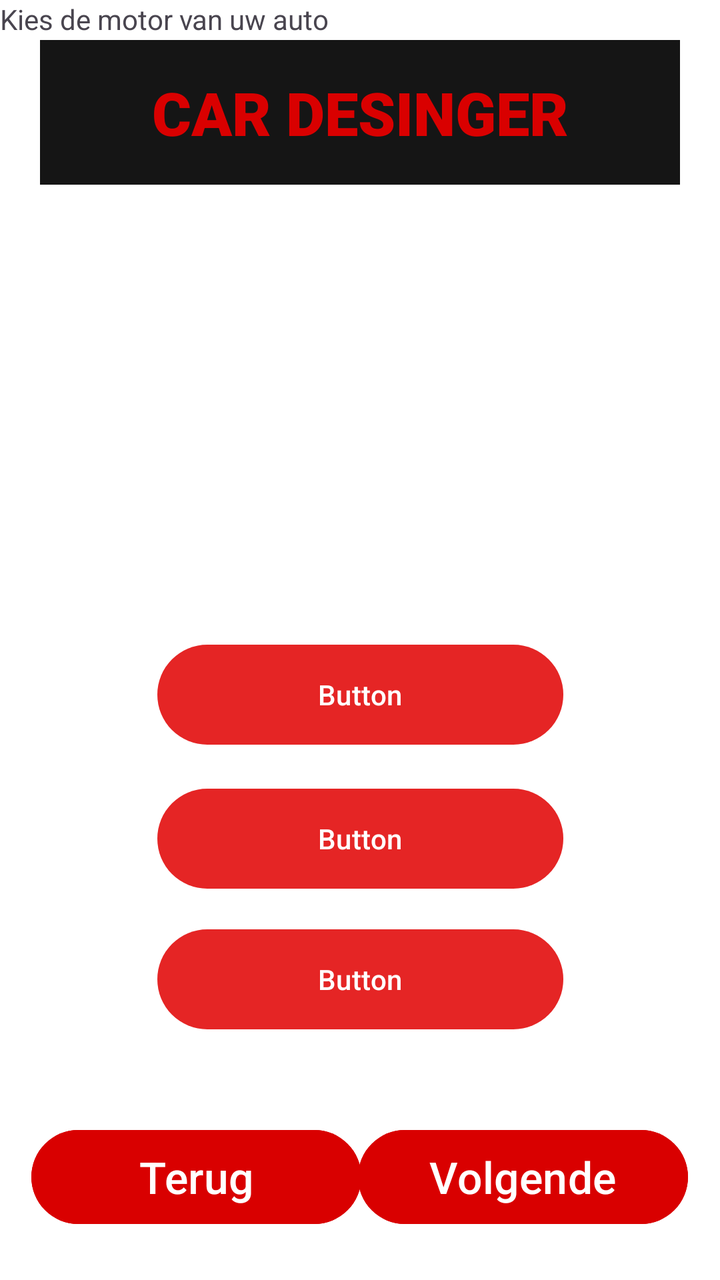
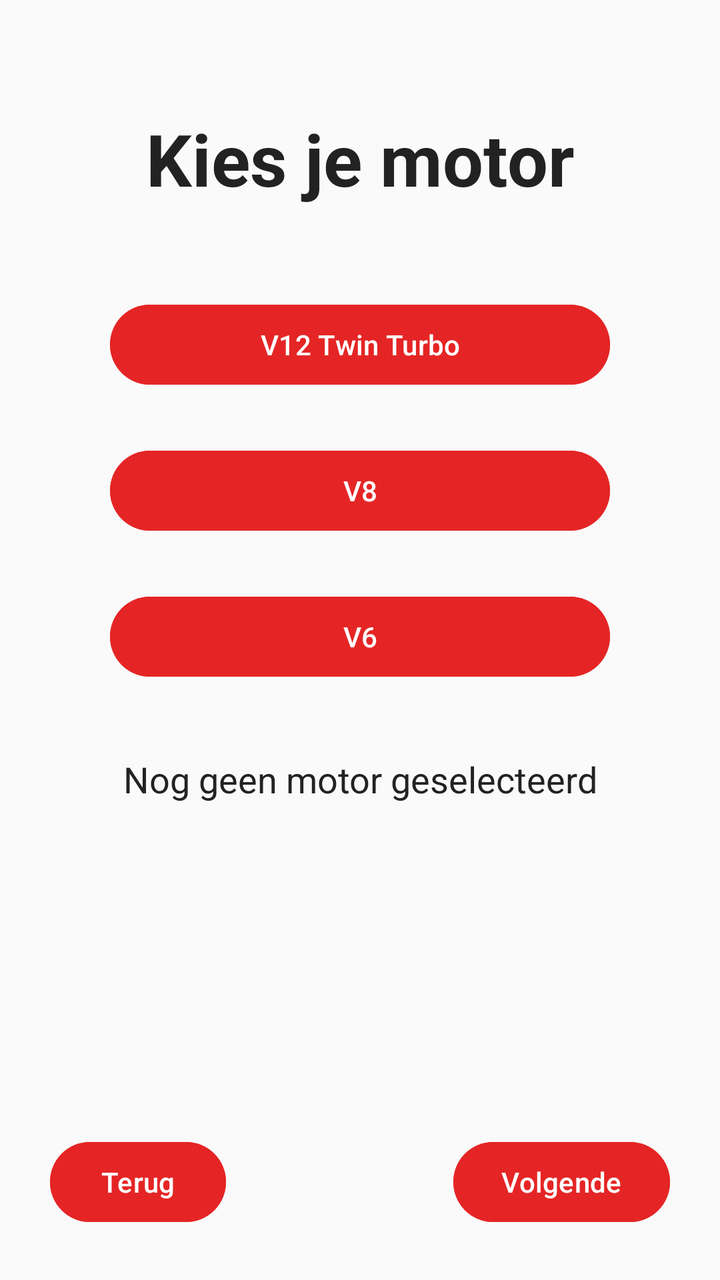

An Android layout rendered at two revisions. The XML below is the earlier revision; the diff shows what the commit changed to produce the second picture.
<!-- AndroidManifest.xml: application theme Theme.AndroidAppCarDesigner -->
<!-- res/layout/activity_main3.xml -->
<?xml version="1.0" encoding="utf-8"?>
<androidx.constraintlayout.widget.ConstraintLayout

    xmlns:android="http://schemas.android.com/apk/res/android"
    xmlns:app="http://schemas.android.com/apk/res-auto"
    xmlns:tools="http://schemas.android.com/tools"
    android:id="@+id/main"
    android:layout_width="match_parent"
    android:layout_height="match_parent"
    android:background="#FFFFFF"
    tools:context=".MainActivity3">

    <ImageView
        android:id="@+id/imageViewPagina3A"
        android:layout_width="255dp"
        android:layout_height="165dp"
        android:layout_marginTop="180dp"
        android:contentDescription="Auto op pagina 3"
        android:scaleType="fitCenter"
        app:layout_constraintEnd_toEndOf="parent"
        app:layout_constraintStart_toStartOf="parent"
        app:layout_constraintTop_toTopOf="parent" />

    <Button
        android:id="@+id/buttonNaarPagina2"
        android:layout_width="165dp"
        android:layout_height="55dp"
        android:layout_marginBottom="24dp"
        android:backgroundTint="#D90000"
        android:text="Terug"
        android:textColor="#FFFFFF"
        android:textSize="22sp"
        app:layout_constraintBottom_toBottomOf="parent"
        app:layout_constraintEnd_toEndOf="parent"
        app:layout_constraintHorizontal_bias="0.081"
        app:layout_constraintStart_toStartOf="parent" />


    <Button
        android:id="@+id/button4"
        android:layout_width="165dp"
        android:layout_height="55dp"
        android:backgroundTint="#D90000"
        android:text="Volgende"
        android:textColor="#FFFFFF"
        android:textSize="22sp"
        app:layout_constraintBottom_toBottomOf="parent"
        app:layout_constraintEnd_toEndOf="parent"
        app:layout_constraintHorizontal_bias="0.918"
        app:layout_constraintStart_toStartOf="parent"
        app:layout_constraintTop_toTopOf="@id/buttonNaarPagina2"
        app:layout_constraintVertical_bias="0.0" />

    <TextView
        android:id="@+id/logoCarDesinger"
        android:layout_width="0dp"
        android:layout_height="wrap_content"
        android:layout_marginStart="20dp"
        android:layout_marginTop="20dp"
        android:layout_marginEnd="20dp"
        android:background="#151515"
        android:padding="16dp"
        android:gravity="center"
        android:text="CAR DESINGER"
        android:textColor="#D90000"
        android:textSize="30sp"
        android:fontFamily="sans-serif-black"
        android:textStyle="bold"
        app:layout_constraintTop_toTopOf="parent"
        app:layout_constraintStart_toStartOf="parent"
        app:layout_constraintEnd_toEndOf="parent" />

    <Button
        android:id="@+id/button4"
        android:layout_width="203dp"
        android:layout_height="58dp"
        android:text="Button"
        app:layout_constraintBottom_toBottomOf="parent"
        app:layout_constraintEnd_toEndOf="parent"
        app:layout_constraintStart_toStartOf="parent"
        app:layout_constraintTop_toTopOf="parent"
        app:layout_constraintVertical_bias="0.547" />

    <Button
        android:id="@+id/button5"
        android:layout_width="203dp"
        android:layout_height="58dp"
        android:text="Button"
        app:layout_constraintBottom_toBottomOf="parent"
        app:layout_constraintEnd_toEndOf="parent"
        app:layout_constraintStart_toStartOf="parent"
        app:layout_constraintTop_toBottomOf="@+id/button6"
        app:layout_constraintVertical_bias="0.092" />

    <Button
        android:id="@+id/button6"
        android:layout_width="203dp"
        android:layout_height="58dp"
        android:text="Button"
        app:layout_constraintBottom_toBottomOf="parent"
        app:layout_constraintEnd_toEndOf="parent"
        app:layout_constraintStart_toStartOf="parent"
        app:layout_constraintTop_toBottomOf="@+id/button4"
        app:layout_constraintVertical_bias="0.068" />

    <TextView
        android:id="@+id/textView"
        android:layout_width="237dp"
        android:layout_height="51dp"
        android:text="Kies de motor van uw auto"
        tools:layout_editor_absoluteX="88dp"
        tools:layout_editor_absoluteY="109dp" />

</androidx.constraintlayout.widget.ConstraintLayout>
<!-- resources referenced by this layout -->
<resources>
  <style name="Theme.AndroidAppCarDesigner" parent="Base.Theme.AndroidAppCarDesigner" />
  <style name="Base.Theme.AndroidAppCarDesigner" parent="Theme.Material3.DayNight.NoActionBar">
  
          
          <item name="colorPrimary">#E52525</item>
          <item name="colorPrimaryContainer">#C90000</item>
  
          
          <item name="colorControlActivated">#E52525</item>
          <item name="colorAccent">#E52525</item>
  
          
          <item name="android:statusBarColor">#E52525</item>
  
      </style>
</resources>

<!-- the commit's change to res/layout/activity_main3.xml (unified diff, before → after) -->
@@ -1,114 +1,91 @@
 <?xml version="1.0" encoding="utf-8"?>
 <androidx.constraintlayout.widget.ConstraintLayout
-
     xmlns:android="http://schemas.android.com/apk/res/android"
     xmlns:app="http://schemas.android.com/apk/res-auto"
     xmlns:tools="http://schemas.android.com/tools"
     android:id="@+id/main"
     android:layout_width="match_parent"
     android:layout_height="match_parent"
-    android:background="#FFFFFF"
+    android:background="#FAFAFA"
     tools:context=".MainActivity3">
 
-    <ImageView
-        android:id="@+id/imageViewPagina3A"
-        android:layout_width="255dp"
-        android:layout_height="165dp"
-        android:layout_marginTop="180dp"
-        android:contentDescription="Auto op pagina 3"
-        android:scaleType="fitCenter"
+    <TextView
+        android:id="@+id/titel3"
+        android:layout_width="wrap_content"
+        android:layout_height="wrap_content"
+        android:text="Kies je motor"
+        android:textSize="36sp"
+        android:textStyle="bold"
+        android:textColor="#222222"
+        app:layout_constraintTop_toTopOf="parent"
+        app:layout_constraintStart_toStartOf="parent"
         app:layout_constraintEnd_toEndOf="parent"
-        app:layout_constraintStart_toStartOf="parent"
-        app:layout_constraintTop_toTopOf="parent" />
+        android:layout_marginTop="55dp" />
 
     <Button
-        android:id="@+id/buttonNaarPagina2"
-        android:layout_width="165dp"
-        android:layout_height="55dp"
-        android:layout_marginBottom="24dp"
-        android:backgroundTint="#D90000"
+        android:id="@+id/button5"
+        android:layout_width="250dp"
+        android:layout_height="wrap_content"
+        android:text="V12 Twin Turbo"
+        android:backgroundTint="#E52525"
+        app:layout_constraintTop_toBottomOf="@id/titel3"
+        app:layout_constraintStart_toStartOf="parent"
+        app:layout_constraintEnd_toEndOf="parent"
+        android:layout_marginTop="45dp" />
+
+    <Button
+        android:id="@+id/button6"
+        android:layout_width="250dp"
+        android:layout_height="wrap_content"
+        android:text="V8"
+        android:backgroundTint="#E52525"
+        app:layout_constraintTop_toBottomOf="@id/button5"
+        app:layout_constraintStart_toStartOf="parent"
+        app:layout_constraintEnd_toEndOf="parent"
+        android:layout_marginTop="25dp" />
+
+    <Button
+        android:id="@+id/button7"
+        android:layout_width="250dp"
+        android:layout_height="wrap_content"
+        android:text="V6"
+        android:backgroundTint="#E52525"
+        app:layout_constraintTop_toBottomOf="@id/button6"
+        app:layout_constraintStart_toStartOf="parent"
+        app:layout_constraintEnd_toEndOf="parent"
+        android:layout_marginTop="25dp" />
+
+    <TextView
+        android:id="@+id/textView3"
+        android:layout_width="wrap_content"
+        android:layout_height="wrap_content"
+        android:text="Nog geen motor geselecteerd"
+        android:textSize="18sp"
+        android:textColor="#222222"
+        android:gravity="center"
+        app:layout_constraintTop_toBottomOf="@id/button7"
+        app:layout_constraintStart_toStartOf="parent"
+        app:layout_constraintEnd_toEndOf="parent"
+        android:layout_marginTop="35dp" />
+
+    <Button
+        android:id="@+id/buttonNaarPagina3"
+        android:layout_width="wrap_content"
+        android:layout_height="wrap_content"
         android:text="Terug"
-        android:textColor="#FFFFFF"
-        android:textSize="22sp"
+        android:backgroundTint="#E52525"
         app:layout_constraintBottom_toBottomOf="parent"
-        app:layout_constraintEnd_toEndOf="parent"
-        app:layout_constraintHorizontal_bias="0.081"
-        app:layout_constraintStart_toStartOf="parent" />
-
+        app:layout_constraintStart_toStartOf="parent"
+        android:layout_margin="25dp" />
 
     <Button
         android:id="@+id/button4"
-        android:layout_width="165dp"
-        android:layout_height="55dp"
-        android:backgroundTint="#D90000"
+        android:layout_width="wrap_content"
+        android:layout_height="wrap_content"
         android:text="Volgende"
-        android:textColor="#FFFFFF"
-        android:textSize="22sp"
+        android:backgroundTint="#E52525"
         app:layout_constraintBottom_toBottomOf="parent"
         app:layout_constraintEnd_toEndOf="parent"
-        app:layout_constraintHorizontal_bias="0.918"
-        app:layout_constraintStart_toStartOf="parent"
-        app:layout_constraintTop_toTopOf="@id/buttonNaarPagina2"
-        app:layout_constraintVertical_bias="0.0" />
-
-    <TextView
-        android:id="@+id/logoCarDesinger"
-        android:layout_width="0dp"
-        android:layout_height="wrap_content"
-        android:layout_marginStart="20dp"
-        android:layout_marginTop="20dp"
-        android:layout_marginEnd="20dp"
-        android:background="#151515"
-        android:padding="16dp"
-        android:gravity="center"
-        android:text="CAR DESINGER"
-        android:textColor="#D90000"
-        android:textSize="30sp"
-        android:fontFamily="sans-serif-black"
-        android:textStyle="bold"
-        app:layout_constraintTop_toTopOf="parent"
-        app:layout_constraintStart_toStartOf="parent"
-        app:layout_constraintEnd_toEndOf="parent" />
-
-    <Button
-        android:id="@+id/button4"
-        android:layout_width="203dp"
-        android:layout_height="58dp"
-        android:text="Button"
-        app:layout_constraintBottom_toBottomOf="parent"
-        app:layout_constraintEnd_toEndOf="parent"
-        app:layout_constraintStart_toStartOf="parent"
-        app:layout_constraintTop_toTopOf="parent"
-        app:layout_constraintVertical_bias="0.547" />
-
-    <Button
-        android:id="@+id/button5"
-        android:layout_width="203dp"
-        android:layout_height="58dp"
-        android:text="Button"
-        app:layout_constraintBottom_toBottomOf="parent"
-        app:layout_constraintEnd_toEndOf="parent"
-        app:layout_constraintStart_toStartOf="parent"
-        app:layout_constraintTop_toBottomOf="@+id/button6"
-        app:layout_constraintVertical_bias="0.092" />
-
-    <Button
-        android:id="@+id/button6"
-        android:layout_width="203dp"
-        android:layout_height="58dp"
-        android:text="Button"
-        app:layout_constraintBottom_toBottomOf="parent"
-        app:layout_constraintEnd_toEndOf="parent"
-        app:layout_constraintStart_toStartOf="parent"
-        app:layout_constraintTop_toBottomOf="@+id/button4"
-        app:layout_constraintVertical_bias="0.068" />
-
-    <TextView
-        android:id="@+id/textView"
-        android:layout_width="237dp"
-        android:layout_height="51dp"
-        android:text="Kies de motor van uw auto"
-        tools:layout_editor_absoluteX="88dp"
-        tools:layout_editor_absoluteY="109dp" />
+        android:layout_margin="25dp" />
 
 </androidx.constraintlayout.widget.ConstraintLayout>
